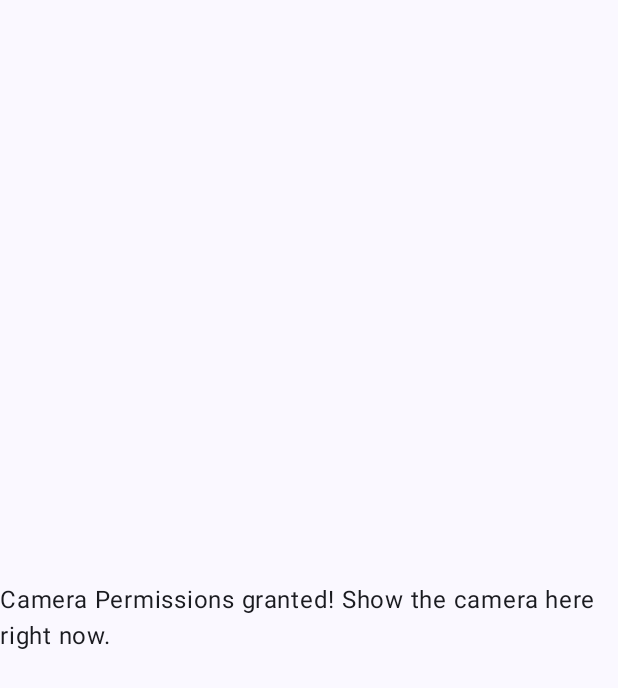
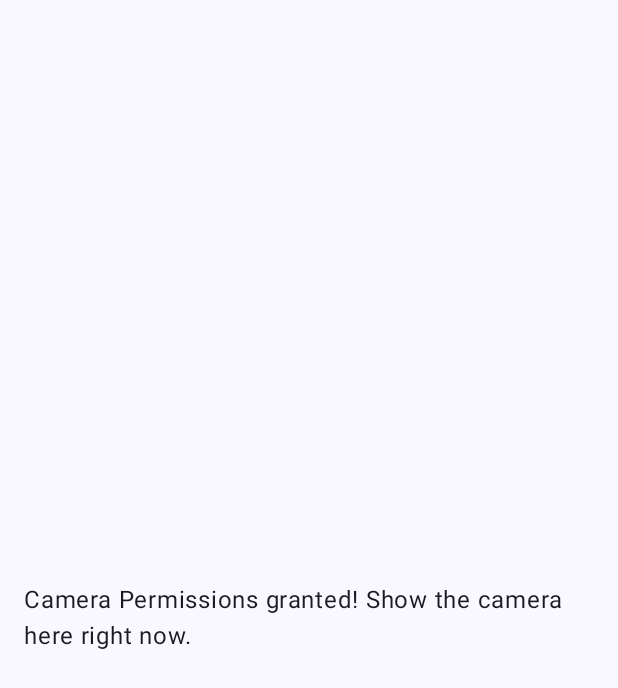
Before and after one commit to rikaHeisha/aigo, an Android app built with Jetpack Compose: the CameraOverlay screen opened through its navigation route, on a phone screen of 412 x 824 dp. Shown: the top 688 px of the screen. Run offline under Robolectric (Android 15) with nearby library versions, the phone set to English and light mode, and no system bars.

Commit message:
Re: Cleanup

```diff
--- a/android/app/src/main/java/com/imashnake/aigo/ui/features/CameraOverlay.kt
+++ b/android/app/src/main/java/com/imashnake/aigo/ui/features/CameraOverlay.kt
@@ -2,11 +2,13 @@ package com.imashnake.aigo.ui.features
 
 import androidx.compose.foundation.layout.Box
 import androidx.compose.foundation.layout.fillMaxSize
+import androidx.compose.foundation.layout.padding
 import androidx.compose.material3.MaterialTheme
 import androidx.compose.material3.Text
 import androidx.compose.runtime.Composable
 import androidx.compose.ui.Alignment
 import androidx.compose.ui.Modifier
+import androidx.compose.ui.unit.dp
 import kotlinx.serialization.Serializable
 
 @Composable
@@ -15,7 +17,7 @@ fun CameraOverlay(modifier: Modifier = Modifier) {
         Text(
             text = "Camera Permissions granted! Show the camera here right now.",
             color = MaterialTheme.colorScheme.onBackground,
-            modifier = Modifier.align(Alignment.Center),
+            modifier = Modifier.align(Alignment.Center).padding(16.dp),
         )
     }
 }
--- a/android/app/src/main/java/com/imashnake/aigo/ui/features/CameraPermissionDialog.kt
+++ b/android/app/src/main/java/com/imashnake/aigo/ui/features/CameraPermissionDialog.kt
@@ -12,8 +12,8 @@ import com.google.accompanist.permissions.PermissionState
 import com.google.accompanist.permissions.shouldShowRationale
 import com.imashnake.aigo.R
 
-private const val RATIONALE = "The app needs to see the Go board to digitize it\nplease grant camera permission"
-private const val REQUEST = "Camera permission is required for this feature"
+private const val RATIONALE = "The app needs to see the Go board to digitize it. Please grant camera permission."
+private const val REQUEST = "Camera permission is required for this feature."
 
 @OptIn(ExperimentalPermissionsApi::class)
 @Composable
```
